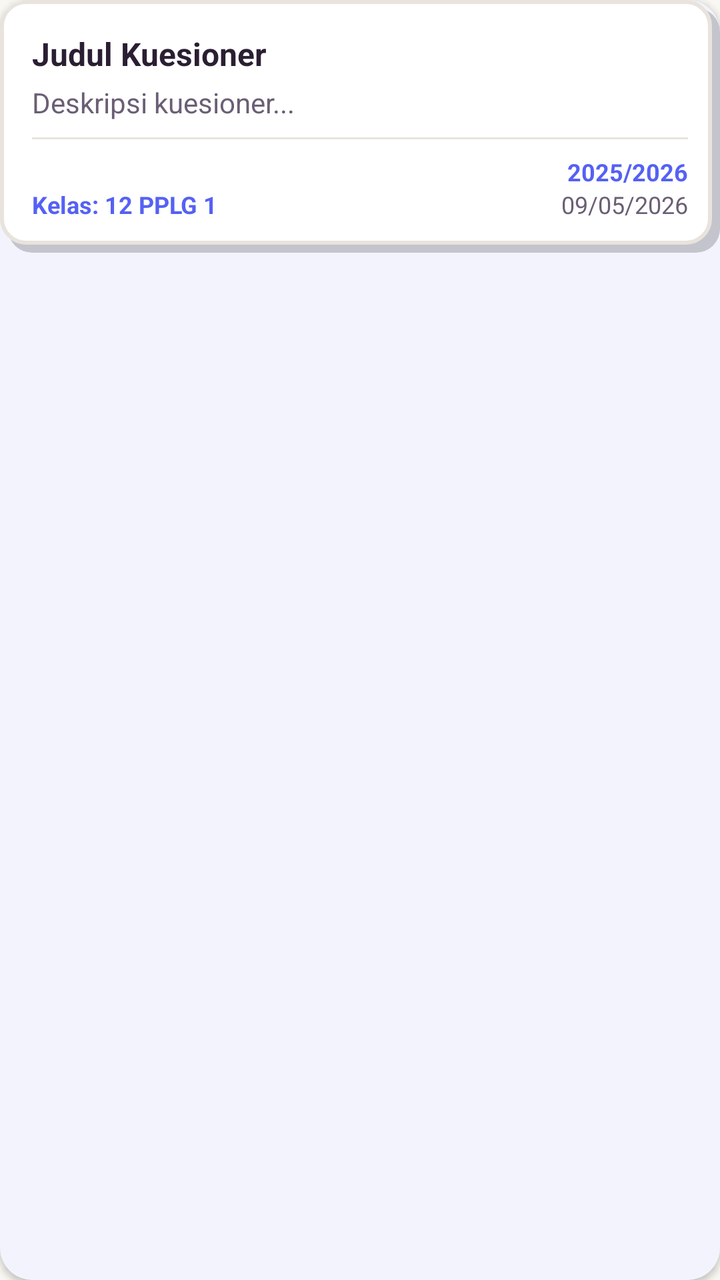
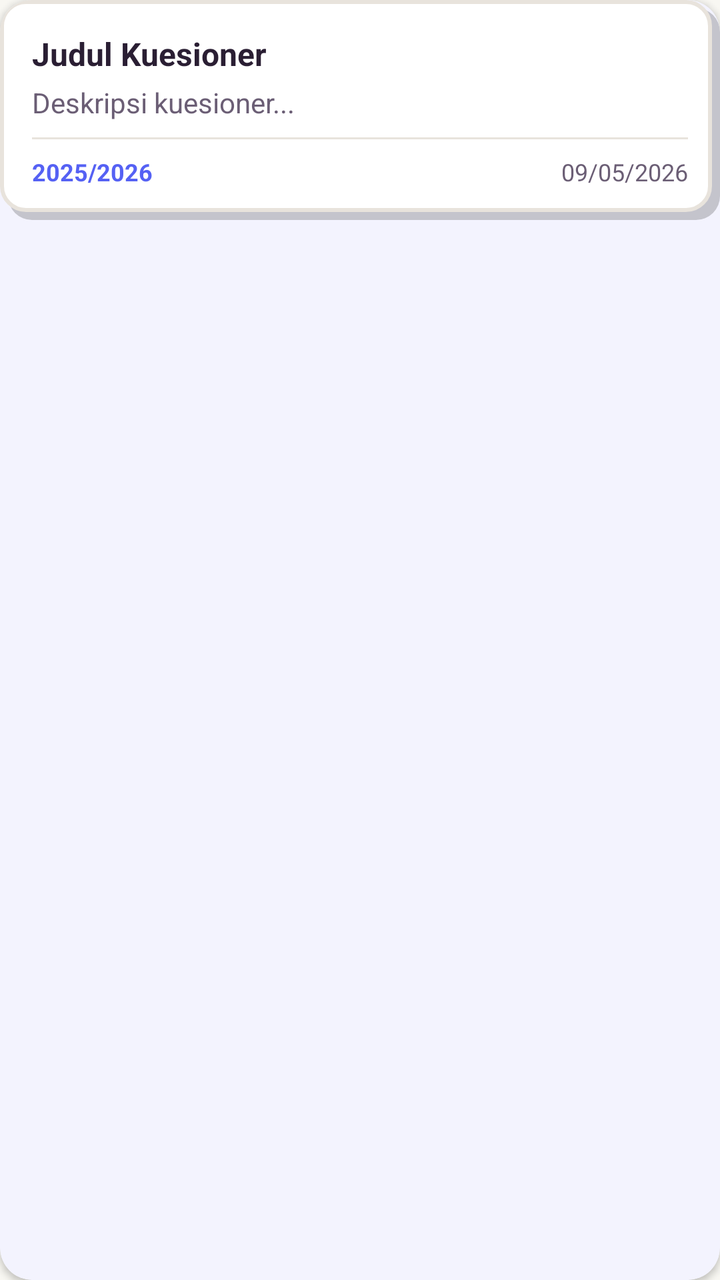

Compare the two renders of this Android layout. The source of the first and the diff that turns it into the second are given below.
<!-- AndroidManifest.xml: application theme Theme.BkNova -->
<!-- res/layout/item_kuesioner.xml -->
<?xml version="1.0" encoding="utf-8"?>
<com.google.android.material.card.MaterialCardView xmlns:android="http://schemas.android.com/apk/res/android"
    xmlns:app="http://schemas.android.com/apk/res-auto"
    android:layout_width="match_parent"
    android:layout_height="wrap_content"
    android:layout_marginBottom="12dp"
    app:cardCornerRadius="16dp"
    app:cardElevation="2dp"
    app:strokeWidth="0dp">

    <LinearLayout
        android:layout_width="match_parent"
        android:layout_height="wrap_content"
        android:orientation="vertical"
        android:background="@drawable/bg_grid_shadow"
        android:padding="16dp">

        <TextView
            android:id="@+id/tv_judul_kuesioner"
            android:layout_width="match_parent"
            android:layout_height="wrap_content"
            android:text="Judul Kuesioner"
            android:textStyle="bold"
            android:textSize="16sp"
            android:textColor="@color/text_color_primary" />

        <TextView
            android:id="@+id/tv_deskripsi_kuesioner"
            android:layout_width="match_parent"
            android:layout_height="wrap_content"
            android:layout_marginTop="4dp"
            android:text="Deskripsi kuesioner..."
            android:textSize="14sp"
            android:textColor="@color/text_color_secondary"
            android:maxLines="2"
            android:ellipsize="end" />

        <View
            android:layout_width="match_parent"
            android:layout_height="1dp"
            android:background="@color/divider_color"
            android:layout_marginVertical="8dp" />

        <LinearLayout
            android:layout_width="match_parent"
            android:layout_height="wrap_content"
            android:orientation="horizontal"
            android:gravity="bottom">

            <TextView
                android:id="@+id/tv_info_kelas"
                android:layout_width="0dp"
                android:layout_height="wrap_content"
                android:layout_weight="1"
                android:text="Kelas: 12 PPLG 1"
                android:textSize="12sp"
                android:textColor="@color/brand_primary"
                android:textStyle="bold" />

            <LinearLayout
                android:layout_width="wrap_content"
                android:layout_height="wrap_content"
                android:orientation="vertical"
                android:gravity="end">

                <TextView
                    android:id="@+id/tv_info_tahun"
                    android:layout_width="wrap_content"
                    android:layout_height="wrap_content"
                    android:text="2025/2026"
                    android:textSize="12sp"
                    android:textColor="@color/brand_primary"
                    android:textStyle="bold" />

                <TextView
                    android:id="@+id/tv_tanggal_kuesioner"
                    android:layout_width="wrap_content"
                    android:layout_height="wrap_content"
                    android:text="09/05/2026"
                    android:textSize="12sp"
                    android:textColor="@color/text_color_secondary" />
            </LinearLayout>

        </LinearLayout>

        <TextView
            android:id="@+id/tv_status_submit"
            android:layout_width="wrap_content"
            android:layout_height="wrap_content"
            android:layout_marginTop="8dp"
            android:text="Sudah Dikerjakan"
            android:textColor="@color/green_text"
            android:background="@drawable/bg_status_disetujui"
            android:paddingHorizontal="8dp"
            android:paddingVertical="2dp"
            android:textSize="10sp"
            android:textStyle="bold"
            android:visibility="gone" />

    </LinearLayout>
</com.google.android.material.card.MaterialCardView>
<!-- resources referenced by this layout -->
<resources>
  <color name="brand_primary">#5561F4</color>
  <color name="divider_color">#E8E3DC</color>
  <color name="green_text">#059669</color>
  <color name="text_color_primary">#2A1E33</color>
  <color name="text_color_secondary">#6B5E75</color>
  <!-- drawable bg_grid_shadow (drawable) -->
  <?xml version="1.0" encoding="utf-8"?>
  <layer-list xmlns:android="http://schemas.android.com/apk/res/android">
  
      
      <item
          android:left="4dp"
  
          android:top="4dp">
  
          <shape android:shape="rectangle">
  
              <solid android:color="#32000000" />
              <corners android:radius="12dp" />
          </shape>
  
      </item>
  
      
      <item
          android:right="4dp"
          android:bottom="4dp">
          <shape android:shape="rectangle">
              <solid android:color="#FFFFFF" />
              <corners android:radius="12dp" />
              <stroke
                  android:width="2dp"
                  android:color="@color/border_color" />
          </shape>
      </item>
  
  </layer-list>
  <!-- drawable bg_status_disetujui (drawable) -->
  <?xml version="1.0" encoding="utf-8"?>
  <shape xmlns:android="http://schemas.android.com/apk/res/android">
      <solid android:color="#D1FAE5" />
      <corners android:radius="8dp" />
  </shape>
  <style name="Theme.BkNova" parent="Base.Theme.BkNova" />
  <color name="border_color">#E8E3DC</color>
  <style name="Base.Theme.BkNova" parent="Theme.Material3.Light.NoActionBar">
  
          
          <item name="colorPrimary">@color/brand_primary</item>
          <item name="colorOnPrimary">@color/white</item>
          <item name="colorPrimaryContainer">@color/brand_soft</item>
          <item name="colorOnPrimaryContainer">@color/text_color_primary</item>
  
          <item name="colorSecondary">@color/accent_pink</item>
          
          <item name="colorOnSecondary">@color/text_color_primary</item>
          <item name="colorSecondaryContainer">@color/accent_pink_soft</item>
          <item name="colorOnSecondaryContainer">@color/text_color_primary</item>
  
          <item name="colorTertiary">@color/accent_peach</item>
          <item name="colorOnTertiary">@color/text_color_primary</item>
          <item name="colorTertiaryContainer">@color/accent_peach_soft</item>
          <item name="colorOnTertiaryContainer">@color/text_color_primary</item>
  
          <item name="colorSurface">@color/white</item>
          <item name="colorOnSurface">@color/text_color_primary</item>
          <item name="colorSurfaceVariant">@color/background_cream</item>
          <item name="colorOnSurfaceVariant">@color/text_color_secondary</item>
          <item name="android:colorBackground">@color/background_cream</item>
          <item name="colorOnBackground">@color/text_color_primary</item>
  
          <item name="colorOutline">@color/divider_color</item>
          <item name="colorOutlineVariant">@color/divider_color</item>
  
          <item name="colorError">@color/red_text</item>
          <item name="colorOnError">@color/white</item>
          <item name="colorErrorContainer">@color/red_light</item>
          <item name="colorOnErrorContainer">@color/red_text</item>
  
          <item name="android:windowBackground">@color/background_cream</item>
  
          
          <item name="android:statusBarColor">@android:color/transparent</item>
          <item name="android:navigationBarColor">@android:color/transparent</item>
          <item name="android:windowLightStatusBar">true</item>
          
          <item name="android:enforceNavigationBarContrast" tools:targetApi="q">false</item>
          <item name="android:enforceStatusBarContrast" tools:targetApi="q">false</item>
      </style>
  <color name="white">#FFFFFFFF</color>
  <color name="brand_soft">#F0E6FC</color>
  <color name="accent_pink">#FF7FAF</color>
  <color name="accent_pink_soft">#FFECF3</color>
  <color name="accent_peach">#FFC6BF</color>
  <color name="accent_peach_soft">#FFE8E5</color>
  <color name="background_cream">#F8F7F2</color>
  <color name="red_text">#DC2626</color>
  <color name="red_light">#FEE2E2</color>
</resources>

<!-- the commit's change to res/layout/item_kuesioner.xml (unified diff, before → after) -->
@@ -55,13 +55,15 @@
                 android:text="Kelas: 12 PPLG 1"
                 android:textSize="12sp"
                 android:textColor="@color/brand_primary"
-                android:textStyle="bold" />
+                android:textStyle="bold"
+                android:visibility="gone" />
 
             <LinearLayout
-                android:layout_width="wrap_content"
+                android:layout_width="0dp"
                 android:layout_height="wrap_content"
+                android:layout_weight="1"
                 android:orientation="vertical"
-                android:gravity="end">
+                android:gravity="start">
 
                 <TextView
                     android:id="@+id/tv_info_tahun"
@@ -71,15 +73,15 @@
                     android:textSize="12sp"
                     android:textColor="@color/brand_primary"
                     android:textStyle="bold" />
+            </LinearLayout>
 
-                <TextView
-                    android:id="@+id/tv_tanggal_kuesioner"
-                    android:layout_width="wrap_content"
-                    android:layout_height="wrap_content"
-                    android:text="09/05/2026"
-                    android:textSize="12sp"
-                    android:textColor="@color/text_color_secondary" />
-            </LinearLayout>
+            <TextView
+                android:id="@+id/tv_tanggal_kuesioner"
+                android:layout_width="wrap_content"
+                android:layout_height="wrap_content"
+                android:text="09/05/2026"
+                android:textSize="12sp"
+                android:textColor="@color/text_color_secondary" />
 
         </LinearLayout>
 
